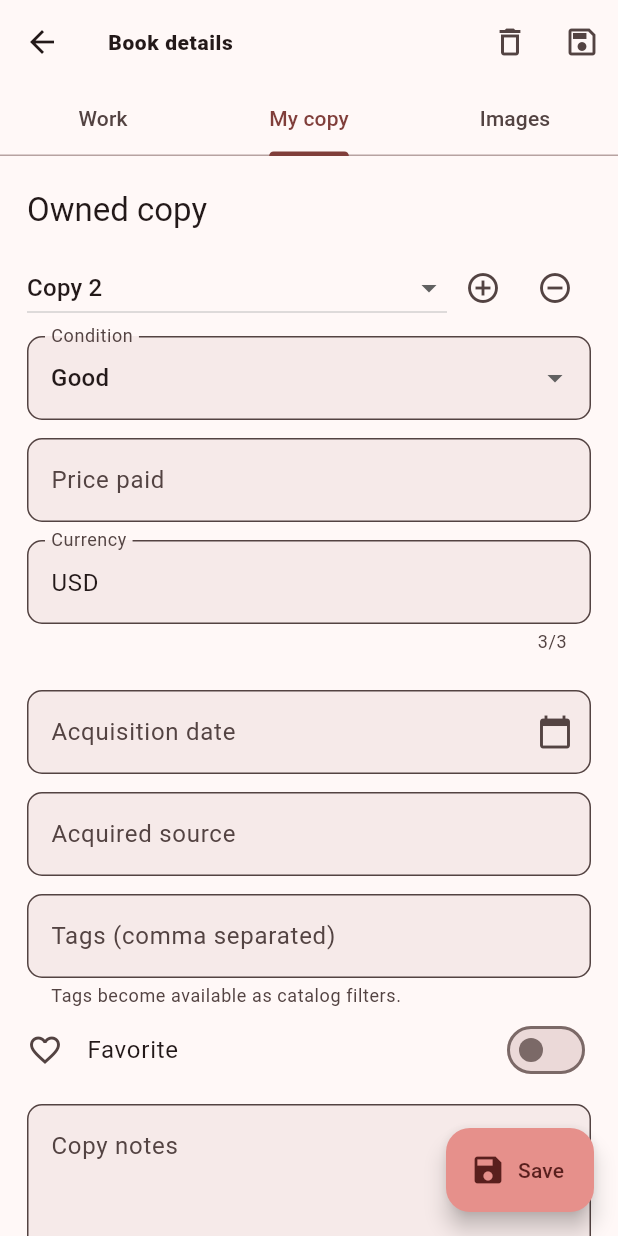
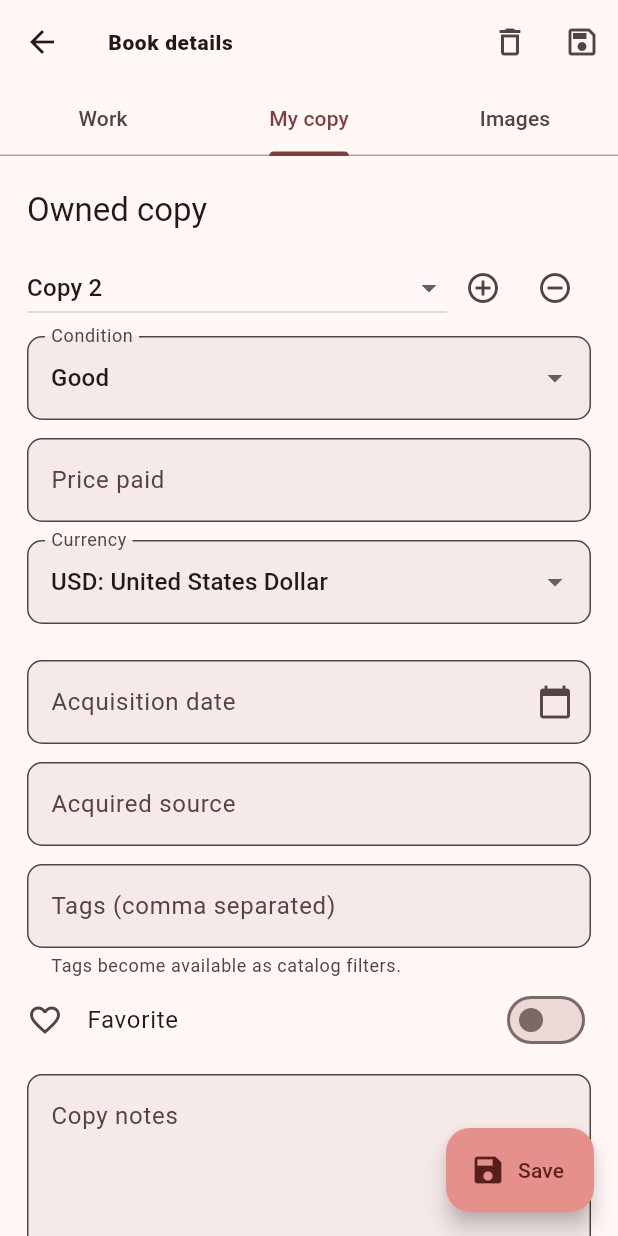
Before and after one commit to the-grognard-codes/realmwise, a Flutter app: the BookEditorScreen screen opened directly with empty values, tab 2 chosen, after a tap on the "add circle outline" icon, on a phone screen of 412 x 824 dp. Run offline on Flutter 3.47's test engine with Material 3 defaults, Android fonts, the phone set to English and light mode, and no system bars; our stand-ins replace file_picker, permission_handler, shared_preferences, sqflite, sqflite_common_ffi; missing offline and left inert: mobile_scanner; accounts and stored records are empty; Roboto replaces fonts that are missing (Georgia).

Commit message:
Updated currency from manual entry to drop down box.

```diff
--- a/lib/debug/api_debug_harness.dart
+++ b/lib/debug/api_debug_harness.dart
@@ -209,6 +209,8 @@ Map<String, dynamic> _candidateJson(WorkCandidate c) => {
   'mechanics': c.mechanics,
   'genre': c.genre,
 };
+
+// ignore: unused_element
 WorkCandidate _candidate(Map<String, dynamic> m) => WorkCandidate(
   title: m['title']?.toString() ?? '',
   isbn13: m['isbn13']?.toString() ?? '',
--- a/lib/screens/book_editor_screen.dart
+++ b/lib/screens/book_editor_screen.dart
@@ -7,6 +7,84 @@ import '../models/catalog_models.dart';
 import '../services/app_controller.dart';
 import '../widgets/autocomplete_field.dart';
 import '../widgets/cover_image.dart';
+
+const _currencies = <({String code, String name})>[
+  (code: 'USD', name: 'United States Dollar'),
+  (code: 'EUR', name: 'European Euro'),
+  (code: 'JPY', name: 'Japanese Yen'),
+  (code: 'GBP', name: 'British Pound Sterling'),
+  (code: 'AUD', name: 'Australian Dollar'),
+  (code: 'CAD', name: 'Canadian Dollar'),
+  (code: 'CHF', name: 'Swiss Franc'),
+  (code: 'CNY', name: 'Chinese Yuan Renminbi'),
+  (code: 'SEK', name: 'Swedish Krona'),
+  (code: 'MXN', name: 'Mexican Peso'),
+  (code: 'NZD', name: 'New Zealand Dollar'),
+  (code: 'SGD', name: 'Singapore Dollar'),
+  (code: 'HKD', name: 'Hong Kong Dollar'),
+  (code: 'NOK', name: 'Norwegian Krone'),
+  (code: 'KRW', name: 'South Korean Won'),
+  (code: 'TRY', name: 'Turkish Lira'),
+  (code: 'INR', name: 'Indian Rupee'),
+  (code: 'RUB', name: 'Russian Ruble'),
+  (code: 'BRL', name: 'Brazilian Real'),
+  (code: 'ZAR', name: 'South African Rand'),
+];
+
+const _currencyByCountry = <String, String>{
+  'AT': 'EUR',
+  'AU': 'AUD',
+  'BE': 'EUR',
+  'BG': 'EUR',
+  'BR': 'BRL',
+  'CA': 'CAD',
+  'CH': 'CHF',
+  'CN': 'CNY',
+  'CY': 'EUR',
+  'DE': 'EUR',
+  'EE': 'EUR',
+  'ES': 'EUR',
+  'FI': 'EUR',
+  'FR': 'EUR',
+  'GB': 'GBP',
+  'GR': 'EUR',
+  'HK': 'HKD',
+  'HR': 'EUR',
+  'IE': 'EUR',
+  'IN': 'INR',
+  'IT': 'EUR',
+  'JP': 'JPY',
+  'KR': 'KRW',
+  'LI': 'CHF',
+  'LT': 'EUR',
+  'LU': 'EUR',
+  'LV': 'EUR',
+  'MC': 'EUR',
+  'ME': 'EUR',
+  'MT': 'EUR',
+  'MX': 'MXN',
+  'NL': 'EUR',
+  'NO': 'NOK',
+  'NZ': 'NZD',
+  'PT': 'EUR',
+  'RU': 'RUB',
+  'SE': 'SEK',
+  'SG': 'SGD',
+  'SI': 'EUR',
+  'SK': 'EUR',
+  'SM': 'EUR',
+  'TR': 'TRY',
+  'US': 'USD',
+  'VA': 'EUR',
+  'XK': 'EUR',
+  'ZA': 'ZAR',
+};
+
+String _defaultCurrencyForDeviceLocale() {
+  final countryCode =
+      WidgetsBinding.instance.platformDispatcher.locale.countryCode;
+  return _currencyByCountry[countryCode?.toUpperCase()] ?? 'USD';
+}
 
 /// Full work/copy/image editor. It is intentionally one route so every mutation is saveable offline.
 class BookEditorScreen extends StatefulWidget {
@@ -52,10 +130,17 @@ class _BookEditorScreenState extends State<BookEditorScreen>
   @override
   void initState() {
     super.initState();
+    final defaultCurrency = _defaultCurrencyForDeviceLocale();
     _record = widget.record.copyWith(
       copies: widget.record.copies.isEmpty
-          ? const [UserCopy()]
-          : List.of(widget.record.copies),
+          ? [UserCopy(currency: defaultCurrency)]
+          : widget.record.copies
+              .map(
+                (copy) => copy.id == null && copy.currency == 'USD'
+                    ? copy.copyWith(currency: defaultCurrency)
+                    : copy,
+              )
+              .toList(),
       images: List.of(widget.record.images),
     );
     _tabs = TabController(length: 3, vsync: this);
@@ -152,7 +237,10 @@ class _BookEditorScreenState extends State<BookEditorScreen>
     _copyIndex = index;
     _condition = copy.condition;
     _price.text = copy.pricePaid?.toString() ?? '';
-    _currency.text = copy.currency;
+    final currency = copy.currency.toUpperCase();
+    _currency.text = _currencies.any((option) => option.code == currency)
+        ? currency
+        : 'USD';
     _acquiredDate.text = copy.acquisitionDate;
     _acquiredSource.text = copy.acquiredSource;
     _notes.text = copy.notes;
@@ -262,7 +350,12 @@ class _BookEditorScreenState extends State<BookEditorScreen>
   Future<void> _addCopy() async {
     _commitCopy();
     setState(() {
-      _record = _record.copyWith(copies: [..._record.copies, const UserCopy()]);
+      _record = _record.copyWith(
+        copies: [
+          ..._record.copies,
+          UserCopy(currency: _defaultCurrencyForDeviceLocale()),
+        ],
+      );
       _loadCopy(_record.copies.length - 1);
     });
   }
@@ -604,11 +697,19 @@ class _BookEditorScreenState extends State<BookEditorScreen>
                   ? 'Use a number.'
                   : null,
             ),
-            TextFormField(
-              controller: _currency,
-              maxLength: 3,
-              textCapitalization: TextCapitalization.characters,
+            DropdownButtonFormField<String>(
+              key: ValueKey('currency-$_copyIndex'),
+              initialValue: _currency.text,
               decoration: const InputDecoration(labelText: 'Currency'),
+              items: _currencies
+                  .map(
+                    (currency) => DropdownMenuItem(
+                      value: currency.code,
+                      child: Text('${currency.code}: ${currency.name}'),
+                    ),
+                  )
+                  .toList(),
+              onChanged: (value) => _currency.text = value ?? 'USD',
             ),
           ],
         ),
```
Also changed, not shown: 1 other file.
